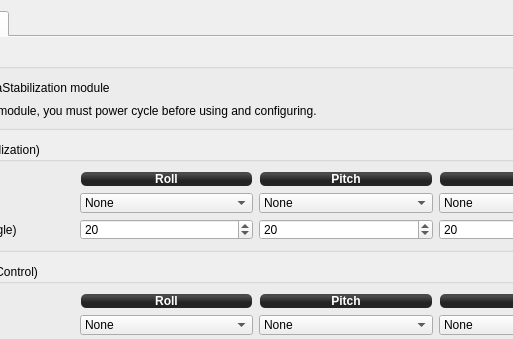
This is ground/openpilotgcs/src/plugins/config/camerastabilization.ui in openpilot/OpenPilot as Qt 5 draws it before an edit; both pictures show x 137 to 650 and y 0 to 339 of the 786 by 791 pixel window. The edited form follows.
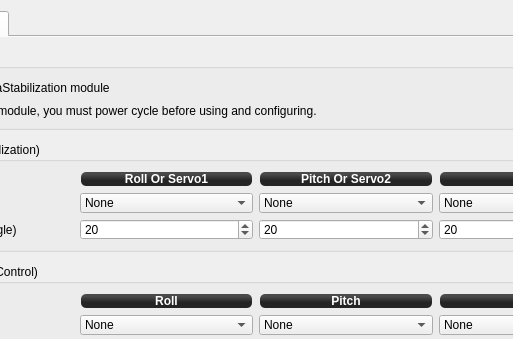
This is the edited form. Icons and pictures are not drawn.

The edit to the form file:
```diff
--- a/ground/openpilotgcs/src/plugins/config/camerastabilization.ui
+++ b/ground/openpilotgcs/src/plugins/config/camerastabilization.ui
@@ -340,7 +340,7 @@
 margin:1px;</string>
                 </property>
                 <property name="text">
-                 <string>Pitch</string>
+                 <string>Pitch Or Servo2</string>
                 </property>
                 <property name="alignment">
                  <set>Qt::AlignCenter</set>
@@ -369,7 +369,7 @@
 margin:1px;</string>
                 </property>
                 <property name="text">
-                 <string>Roll</string>
+                 <string>Roll Or Servo1</string>
                 </property>
                 <property name="alignment">
                  <set>Qt::AlignCenter</set>
```
